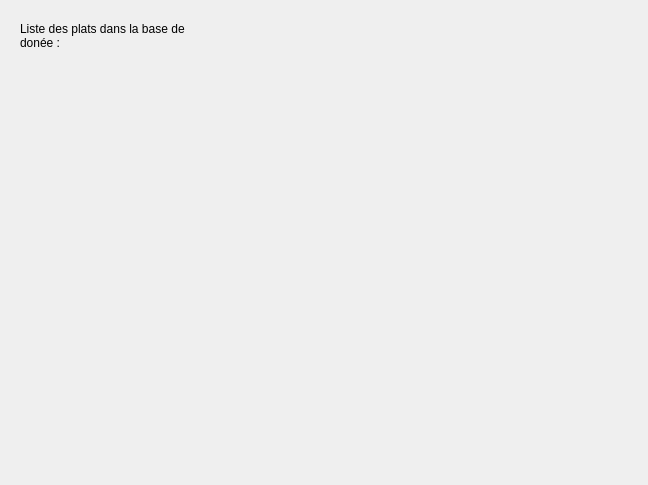
The window that IHM_DataBaseTools/dishesdatabasewindow.ui (FredericFernandesOranization/IHM_Project) describes before a commit, drawn with Qt 5.
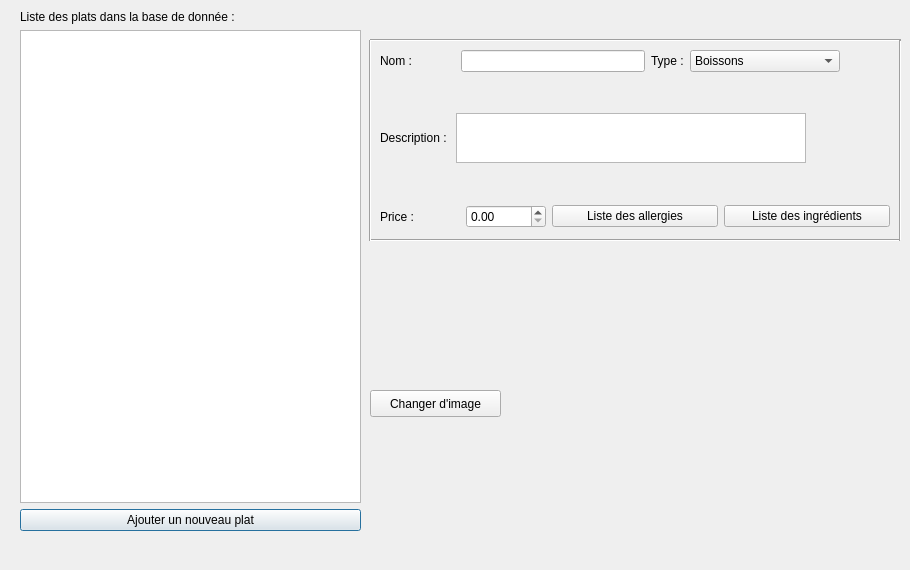
The same window after the commit. Custom widgets are drawn as their Qt base class.

Diff of the .ui file:
```diff
--- a/IHM_DataBaseTools/dishesdatabasewindow.ui
+++ b/IHM_DataBaseTools/dishesdatabasewindow.ui
@@ -6,30 +6,354 @@
    <rect>
     <x>0</x>
     <y>0</y>
-    <width>648</width>
-    <height>485</height>
+    <width>910</width>
+    <height>570</height>
    </rect>
   </property>
+  <property name="minimumSize">
+   <size>
+    <width>910</width>
+    <height>570</height>
+   </size>
+  </property>
+  <property name="maximumSize">
+   <size>
+    <width>910</width>
+    <height>570</height>
+   </size>
+  </property>
   <property name="windowTitle">
    <string>Dialog</string>
   </property>
-  <widget class="QLabel" name="label">
+  <widget class="QWidget" name="layoutWidget">
    <property name="geometry">
     <rect>
      <x>20</x>
      <y>10</y>
-     <width>201</width>
-     <height>51</height>
+     <width>341</width>
+     <height>521</height>
     </rect>
    </property>
+   <layout class="QVBoxLayout" name="verticalLayout">
+    <item>
+     <widget class="QLabel" name="label">
+      <property name="text">
+       <string>Liste des plats dans la base de donnée : </string>
+      </property>
+      <property name="wordWrap">
+       <bool>true</bool>
+      </property>
+     </widget>
+    </item>
+    <item>
+     <widget class="ListwidgetDeletable" name="listDishDataBase"/>
+    </item>
+    <item>
+     <widget class="QPushButton" name="btnNewDish">
+      <property name="text">
+       <string>Ajouter un nouveau plat</string>
+      </property>
+     </widget>
+    </item>
+   </layout>
+  </widget>
+  <widget class="QWidget" name="layoutWidget">
+   <property name="geometry">
+    <rect>
+     <x>380</x>
+     <y>50</y>
+     <width>510</width>
+     <height>178</height>
+    </rect>
+   </property>
+   <layout class="QVBoxLayout" name="verticalLayout_3">
+    <item>
+     <layout class="QVBoxLayout" name="verticalLayout_2">
+      <item>
+       <layout class="QHBoxLayout" name="horizontalLayout_4">
+        <item>
+         <layout class="QHBoxLayout" name="horizontalLayout">
+          <item>
+           <widget class="QLabel" name="label_2">
+            <property name="text">
+             <string>Nom :</string>
+            </property>
+           </widget>
+          </item>
+          <item>
+           <spacer name="horizontalSpacer_2">
+            <property name="orientation">
+             <enum>Qt::Horizontal</enum>
+            </property>
+            <property name="sizeType">
+             <enum>QSizePolicy::Fixed</enum>
+            </property>
+            <property name="sizeHint" stdset="0">
+             <size>
+              <width>43</width>
+              <height>20</height>
+             </size>
+            </property>
+           </spacer>
+          </item>
+          <item>
+           <widget class="QLineEdit" name="lineEditNom"/>
+          </item>
+         </layout>
+        </item>
+        <item>
+         <layout class="QHBoxLayout" name="horizontalLayout_2">
+          <item>
+           <widget class="QLabel" name="label_3">
+            <property name="text">
+             <string>Type :</string>
+            </property>
+           </widget>
+          </item>
+          <item>
+           <widget class="QComboBox" name="comboBoxType">
+            <property name="minimumSize">
+             <size>
+              <width>150</width>
+              <height>0</height>
+             </size>
+            </property>
+            <property name="maximumSize">
+             <size>
+              <width>150</width>
+              <height>16777215</height>
+             </size>
+            </property>
+            <item>
+             <property name="text">
+              <string>Boissons</string>
+             </property>
+            </item>
+            <item>
+             <property name="text">
+              <string>Entrees</string>
+             </property>
+            </item>
+            <item>
+             <property name="text">
+              <string>Desserts</string>
+             </property>
+            </item>
+            <item>
+             <property name="text">
+              <string>Plats</string>
+             </property>
+            </item>
+           </widget>
+          </item>
+          <item>
+           <spacer name="horizontalSpacer_3">
+            <property name="orientation">
+             <enum>Qt::Horizontal</enum>
+            </property>
+            <property name="sizeType">
+             <enum>QSizePolicy::Fixed</enum>
+            </property>
+            <property name="sizeHint" stdset="0">
+             <size>
+              <width>50</width>
+              <height>20</height>
+             </size>
+            </property>
+           </spacer>
+          </item>
+         </layout>
+        </item>
+       </layout>
+      </item>
+      <item>
+       <spacer name="verticalSpacer">
+        <property name="orientation">
+         <enum>Qt::Vertical</enum>
+        </property>
+        <property name="sizeHint" stdset="0">
+         <size>
+          <width>20</width>
+          <height>40</height>
+         </size>
+        </property>
+       </spacer>
+      </item>
+      <item>
+       <layout class="QHBoxLayout" name="horizontalLayout_3">
+        <item>
+         <widget class="QLabel" name="label_4">
+          <property name="text">
+           <string>Description : </string>
+          </property>
+         </widget>
+        </item>
+        <item>
+         <widget class="QTextEdit" name="textEditDescr">
+          <property name="minimumSize">
+           <size>
+            <width>350</width>
+            <height>50</height>
+           </size>
+          </property>
+          <property name="maximumSize">
+           <size>
+            <width>350</width>
+            <height>50</height>
+           </size>
+          </property>
+         </widget>
+        </item>
+        <item>
+         <spacer name="horizontalSpacer">
+          <property name="orientation">
+           <enum>Qt::Horizontal</enum>
+          </property>
+          <property name="sizeHint" stdset="0">
+           <size>
+            <width>40</width>
+            <height>20</height>
+           </size>
+          </property>
+         </spacer>
+        </item>
+       </layout>
+      </item>
+     </layout>
+    </item>
+    <item>
+     <spacer name="verticalSpacer_2">
+      <property name="orientation">
+       <enum>Qt::Vertical</enum>
+      </property>
+      <property name="sizeHint" stdset="0">
+       <size>
+        <width>20</width>
+        <height>40</height>
+       </size>
+      </property>
+     </spacer>
+    </item>
+    <item>
+     <layout class="QHBoxLayout" name="horizontalLayout_6">
+      <item>
+       <layout class="QHBoxLayout" name="horizontalLayout_5">
+        <item>
+         <widget class="QLabel" name="label_5">
+          <property name="text">
+           <string>Price :</string>
+          </property>
+         </widget>
+        </item>
+        <item>
+         <widget class="QDoubleSpinBox" name="doubleSpinBox"/>
+        </item>
+       </layout>
+      </item>
+      <item>
+       <widget class="QPushButton" name="btnAllergies">
+        <property name="text">
+         <string>Liste des allergies</string>
+        </property>
+       </widget>
+      </item>
+      <item>
+       <widget class="QPushButton" name="btnIngredients">
+        <property name="text">
+         <string>Liste des ingrédients</string>
+        </property>
+       </widget>
+      </item>
+     </layout>
+    </item>
+   </layout>
+  </widget>
+  <widget class="Line" name="line">
+   <property name="geometry">
+    <rect>
+     <x>370</x>
+     <y>230</y>
+     <width>531</width>
+     <height>20</height>
+    </rect>
+   </property>
+   <property name="orientation">
+    <enum>Qt::Horizontal</enum>
+   </property>
+  </widget>
+  <widget class="Line" name="line_2">
+   <property name="geometry">
+    <rect>
+     <x>360</x>
+     <y>40</y>
+     <width>20</width>
+     <height>201</height>
+    </rect>
+   </property>
+   <property name="orientation">
+    <enum>Qt::Vertical</enum>
+   </property>
+  </widget>
+  <widget class="Line" name="line_3">
+   <property name="geometry">
+    <rect>
+     <x>370</x>
+     <y>30</y>
+     <width>531</width>
+     <height>20</height>
+    </rect>
+   </property>
+   <property name="orientation">
+    <enum>Qt::Horizontal</enum>
+   </property>
+  </widget>
+  <widget class="Line" name="line_4">
+   <property name="geometry">
+    <rect>
+     <x>890</x>
+     <y>40</y>
+     <width>20</width>
+     <height>201</height>
+    </rect>
+   </property>
+   <property name="orientation">
+    <enum>Qt::Vertical</enum>
+   </property>
+  </widget>
+  <widget class="QLabel" name="labelImg">
+   <property name="geometry">
+    <rect>
+     <x>520</x>
+     <y>260</y>
+     <width>331</width>
+     <height>291</height>
+    </rect>
+   </property>
    <property name="text">
-    <string>Liste des plats dans la base de donée : </string>
+    <string/>
    </property>
-   <property name="wordWrap">
-    <bool>true</bool>
+  </widget>
+  <widget class="QPushButton" name="btnImg">
+   <property name="geometry">
+    <rect>
+     <x>370</x>
+     <y>390</y>
+     <width>131</width>
+     <height>27</height>
+    </rect>
+   </property>
+   <property name="text">
+    <string>Changer d'image</string>
    </property>
   </widget>
  </widget>
+ <customwidgets>
+  <customwidget>
+   <class>ListwidgetDeletable</class>
+   <extends>QListWidget</extends>
+   <header location="global">listwidgetdeletable.h</header>
+  </customwidget>
+ </customwidgets>
  <resources/>
  <connections/>
 </ui>
```
Left out of the diff: 2 changed lines with no effect on the pictures.
